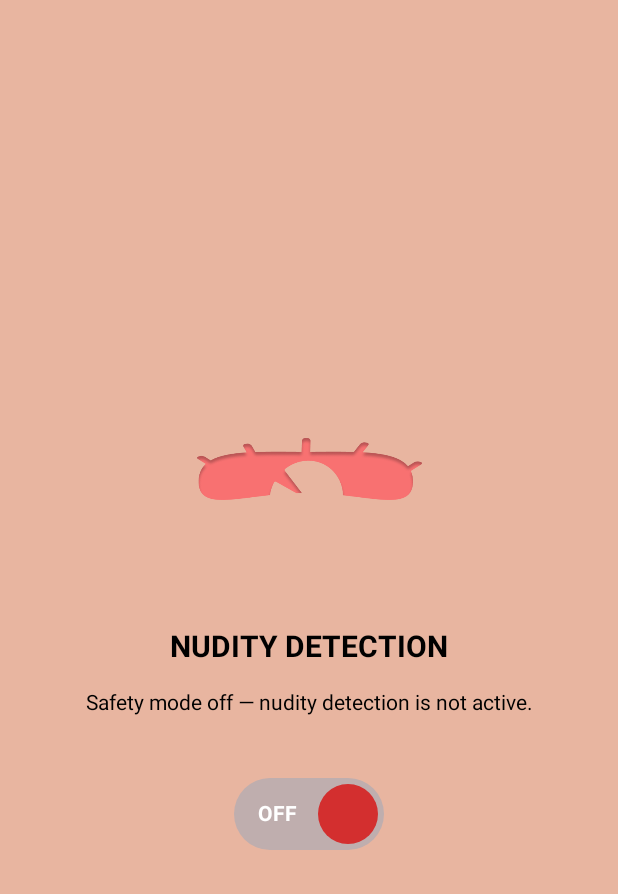
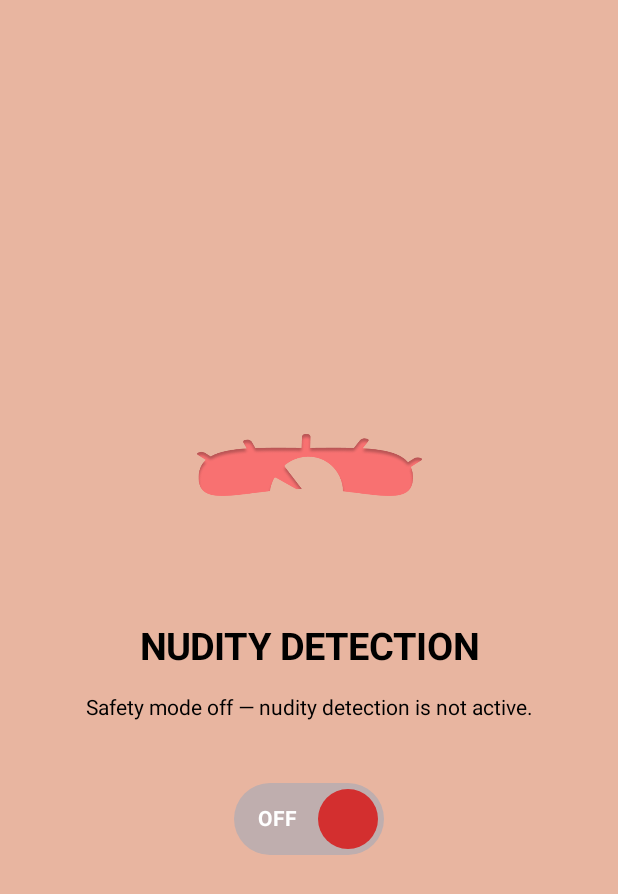
Before and after one commit to wkwk08/Nudity-Detection-Android-Enhanced, an Android app built with Jetpack Compose: the screen it shows after launch (MainActivity), after a tap on "Start", on a phone screen of 412 x 824 dp. Shown: the top 894 px of the screen. Run offline under Robolectric (Android 15) with nearby library versions, the phone set to English and light mode, and no system bars.

Commit message:
update nudity detection text size

```diff
--- a/app/src/main/java/com/example/nuditydetectionapp/MainActivity.kt
+++ b/app/src/main/java/com/example/nuditydetectionapp/MainActivity.kt
@@ -290,7 +290,7 @@ fun DetectionScreen(
 
             Text(
                 text = "NUDITY DETECTION",
-                fontSize = 20.sp,
+                fontSize = 25.sp,
                 fontWeight = FontWeight.Bold,
                 color = Color.Black
             )
```
